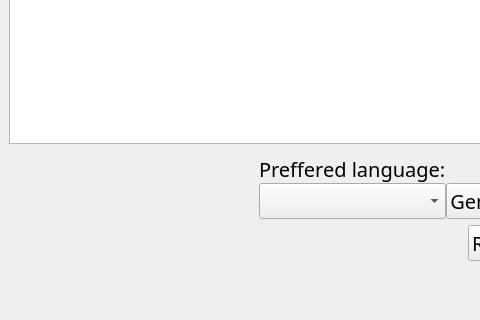
Old version of the form main.ui in the repository Stasne/leetcode_helper; both pictures show x 0 to 480 and y 212 to 532 of the 583 by 532 pixel window.
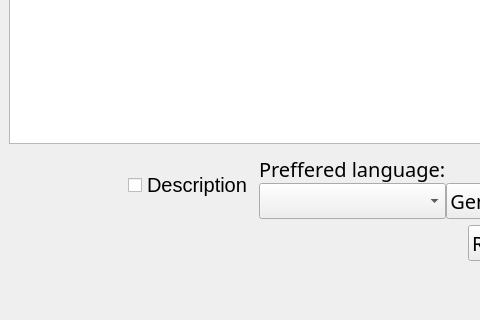
New version of the form.

What changed in the file:
```diff
--- a/main.ui
+++ b/main.ui
@@ -199,6 +199,13 @@
         </property>
        </spacer>
       </item>
+      <item>
+       <widget class="QCheckBox" name="cbDescription">
+        <property name="text">
+         <string>Description</string>
+        </property>
+       </widget>
+      </item>
       <item>
        <layout class="QGridLayout" name="gridLayout">
         <property name="topMargin">
```
